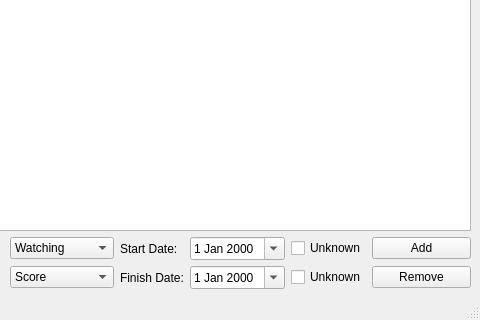
This is Filmmory_UI.ui in Sandro-Lomidze/Filmmory as Qt 5 draws it before an edit; both pictures show x 320 to 800 and y 280 to 600 of the 800 by 600 pixel window. The edited form follows.
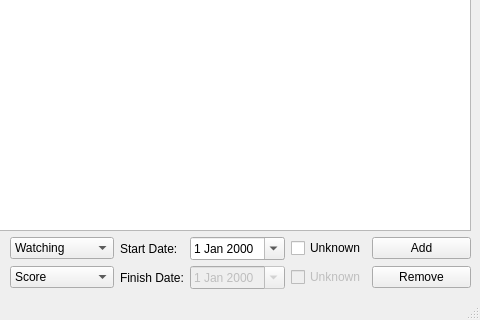
This is the edited form.

Patch:
```diff
--- a/Filmmory_UI.ui
+++ b/Filmmory_UI.ui
@@ -126,6 +126,9 @@
     </item>
     <item row="3" column="7">
      <widget class="QCheckBox" name="unknown_finish_date">
+      <property name="enabled">
+       <bool>false</bool>
+      </property>
       <property name="text">
        <string>Unknown</string>
       </property>
@@ -204,6 +207,9 @@
     </item>
     <item row="3" column="6">
      <widget class="QDateEdit" name="finish_date">
+      <property name="enabled">
+       <bool>false</bool>
+      </property>
       <property name="sizePolicy">
        <sizepolicy hsizetype="Fixed" vsizetype="Fixed">
         <horstretch>0</horstretch>
```
